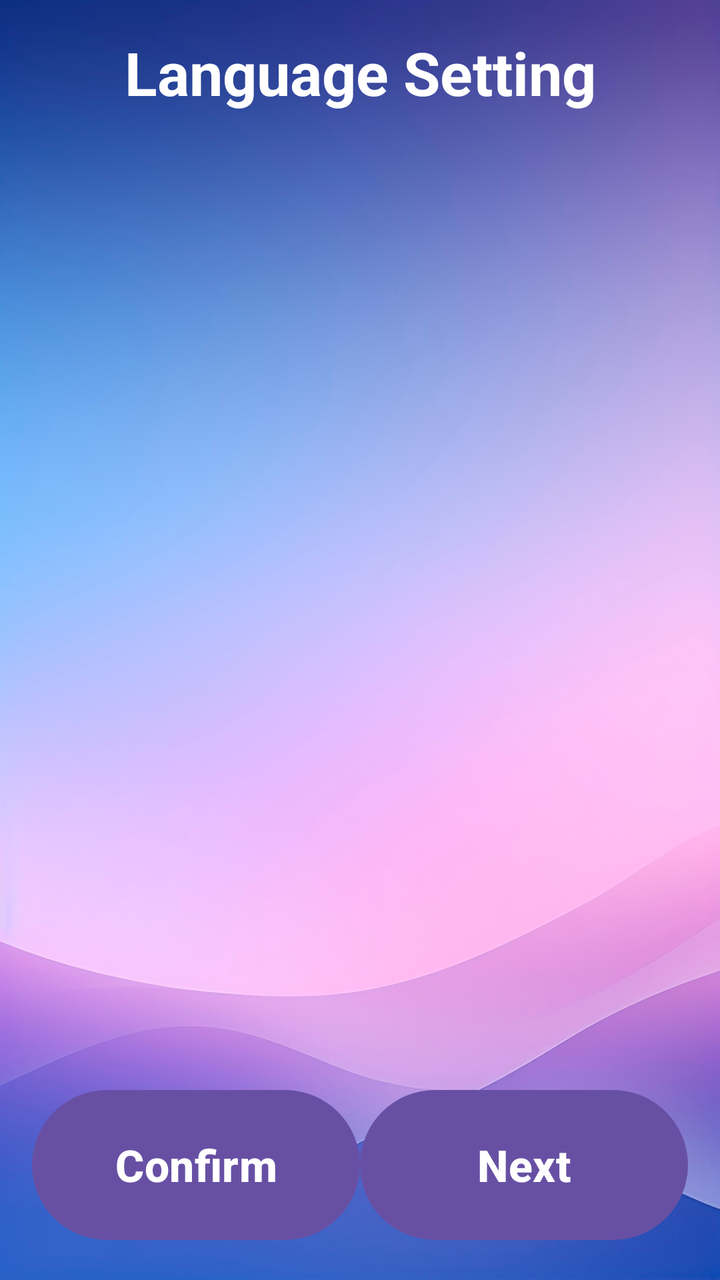
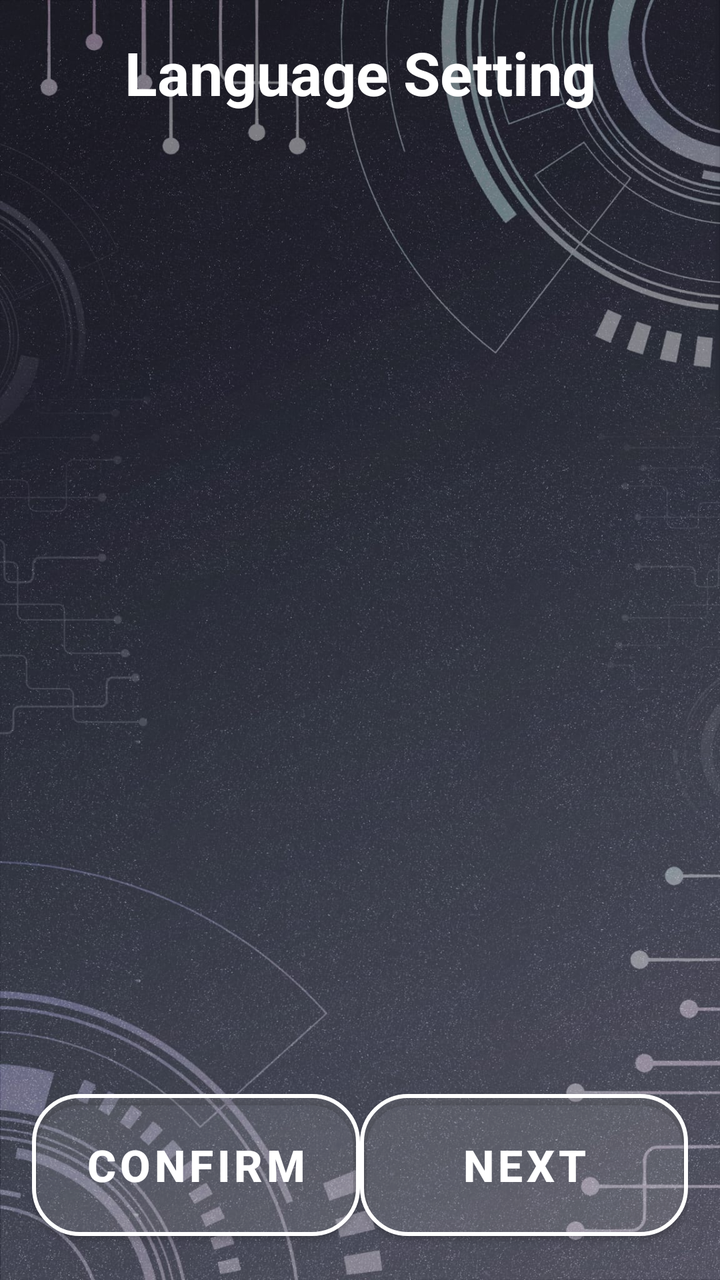

The first picture is an Android layout as it rendered before a commit; the second is the same layout after the commit. The layout source and the unified diff follow.
<!-- AndroidManifest.xml: application theme Theme.VISTA -->
<!-- res/layout/activity_language_setting_page.xml -->
<LinearLayout
    xmlns:android="http://schemas.android.com/apk/res/android"
    xmlns:tools="http://schemas.android.com/tools"
    android:id="@+id/main"
    android:layout_width="match_parent"
    android:layout_height="match_parent"
    android:orientation="vertical"
    android:padding="16sp"
    android:background="@drawable/background">

    <TextView
        android:layout_width="match_parent"
        android:layout_height="wrap_content"
        android:text="@string/SettingActivity_LanguageSetting"
        android:textSize="30sp"
        android:textStyle="bold"
        android:gravity="center"
        android:textColor="@color/white"/>

    <ListView
        android:id="@+id/lvLanguageSetting"
        android:layout_width="match_parent"
        android:layout_height="0dp"
        android:layout_weight="1"/>

    
    <LinearLayout
        android:orientation="horizontal"
        android:layout_width="match_parent"
        android:layout_height="wrap_content"
        android:gravity="bottom"
        android:layout_marginTop="16dp"
        android:weightSum="2">

        
        <Button
            android:id="@+id/btnEditRouteActivityConfirm"
            android:layout_width="0dp"
            android:layout_height="83dp"
            android:layout_weight="1"
            android:text="@string/btn_Confirm"
            android:textSize="22sp"
            android:textStyle="bold" />

        
        <Button
            android:id="@+id/btnEditRouteActivityNext"
            android:layout_width="0dp"
            android:layout_height="83dp"
            android:layout_weight="1"
            android:text="@string/btn_next"
            android:textSize="22sp"
            android:textStyle="bold" />
    </LinearLayout>
</LinearLayout>
<!-- resources referenced by this layout -->
<resources>
  <color name="white">#FFFFFFFF</color>
  <!-- drawable background: jpg bitmap (drawable, 544840 bytes) -->
  <string name="SettingActivity_LanguageSetting">Language Setting</string>
  <string name="btn_Confirm">Confirm</string>
  <string name="btn_next">Next</string>
  <style name="Theme.VISTA" parent="Base.Theme.VISTA" />
  <style name="Base.Theme.VISTA" parent="Theme.Material3.DayNight.NoActionBar">
          
          
      </style>
</resources>

<!-- the commit's change to res/layout/activity_language_setting_page.xml (unified diff, before → after) -->
@@ -1,6 +1,7 @@
 <LinearLayout
     xmlns:android="http://schemas.android.com/apk/res/android"
     xmlns:tools="http://schemas.android.com/tools"
+    xmlns:app="http://schemas.android.com/apk/res-auto"
     android:id="@+id/main"
     android:layout_width="match_parent"
     android:layout_height="match_parent"
@@ -33,8 +34,9 @@
         android:weightSum="2">
 
         
-        <Button
+        <com.google.android.material.button.MaterialButton
             android:id="@+id/btnEditRouteActivityConfirm"
+            style="@style/SemiTransparentRoundedButton"
             android:layout_width="0dp"
             android:layout_height="83dp"
             android:layout_weight="1"
@@ -43,8 +45,9 @@
             android:textStyle="bold" />
 
         
-        <Button
+        <com.google.android.material.button.MaterialButton
             android:id="@+id/btnEditRouteActivityNext"
+            style="@style/SemiTransparentRoundedButton"
             android:layout_width="0dp"
             android:layout_height="83dp"
             android:layout_weight="1"
<!-- resource entries referenced after the edit -->
@@ -1,14 +1,55 @@
 <!-- resources referenced by this layout -->
 <resources>
-  <color name="white">#FFFFFFFF</color>
-  <!-- drawable background: jpg bitmap (drawable, 544840 bytes) -->
+  <color name="white">#FFFFFF</color>
+  <!-- drawable background: jpeg bitmap (drawable, 288114 bytes) -->
   <string name="SettingActivity_LanguageSetting">Language Setting</string>
   <string name="btn_Confirm">Confirm</string>
   <string name="btn_next">Next</string>
-  <style name="Theme.VISTA" parent="Base.Theme.VISTA" />
-  <style name="Base.Theme.VISTA" parent="Theme.Material3.DayNight.NoActionBar">
+  <style name="SemiTransparentRoundedButton" parent="Widget.MaterialComponents.Button">
+          <item name="android:textColor">#FFFFFF</item>
+          <item name="background">@drawable/button_selector</item> 
+          <item name="cornerRadius">24dp</item>
+          <item name="strokeColor">#FFFFFF</item>
+          <item name="strokeWidth">2dp</item>
+          <item name="backgroundTint">#20FFFFFF</item> 
+      </style>
+  <style name="Theme.VISTA" parent="Theme.MaterialComponents.Light.NoActionBar">
           
+          <item name="colorPrimary">@color/semi_transparent_white</item>
+          <item name="colorPrimaryVariant">@color/semi_transparent_white</item>
+          <item name="colorOnPrimary">@color/white</item>
           
       </style>
+  <!-- drawable button_selector (drawable) -->
+  <?xml version="1.0" encoding="utf-8"?>
+  <selector xmlns:android="http://schemas.android.com/apk/res/android">
+      
+      <item android:state_pressed="true">
+          <shape android:shape="rectangle">
+              <solid android:color="#20FFFFFF" /> 
+              <stroke android:width="2dp" android:color="#FFFFFF" />
+              <corners android:radius="24dp" />
+          </shape>
+      </item>
+  
+      
+      <item android:state_selected="true">
+          <shape android:shape="rectangle">
+              <solid android:color="#FFFF00" /> 
+              <stroke android:width="2dp" android:color="#FFFFFF" />
+              <corners android:radius="24dp" />
+          </shape>
+      </item>
+  
+      
+      <item>
+          <shape android:shape="rectangle">
+              <solid android:color="#20FFFFFF" /> 
+              <stroke android:width="2dp" android:color="#FFFFFF" />
+              <corners android:radius="24dp" />
+          </shape>
+      </item>
+  </selector>
+  <color name="semi_transparent_white">#80FFFFFF</color>
 </resources>
 
